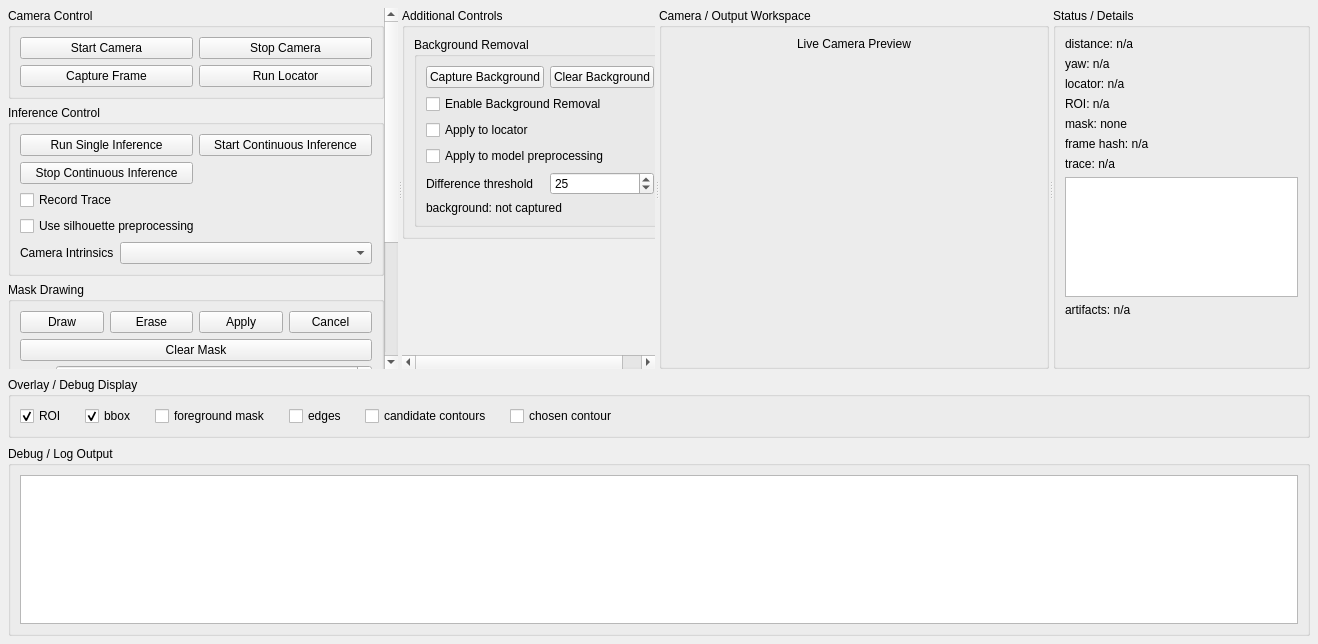
The window that 06_live-inference_v0.3/src/live_inference/gui/live_main_window.ui (MitchellQuinn/bounded-monocular-perception) describes before a commit, drawn with Qt 5.
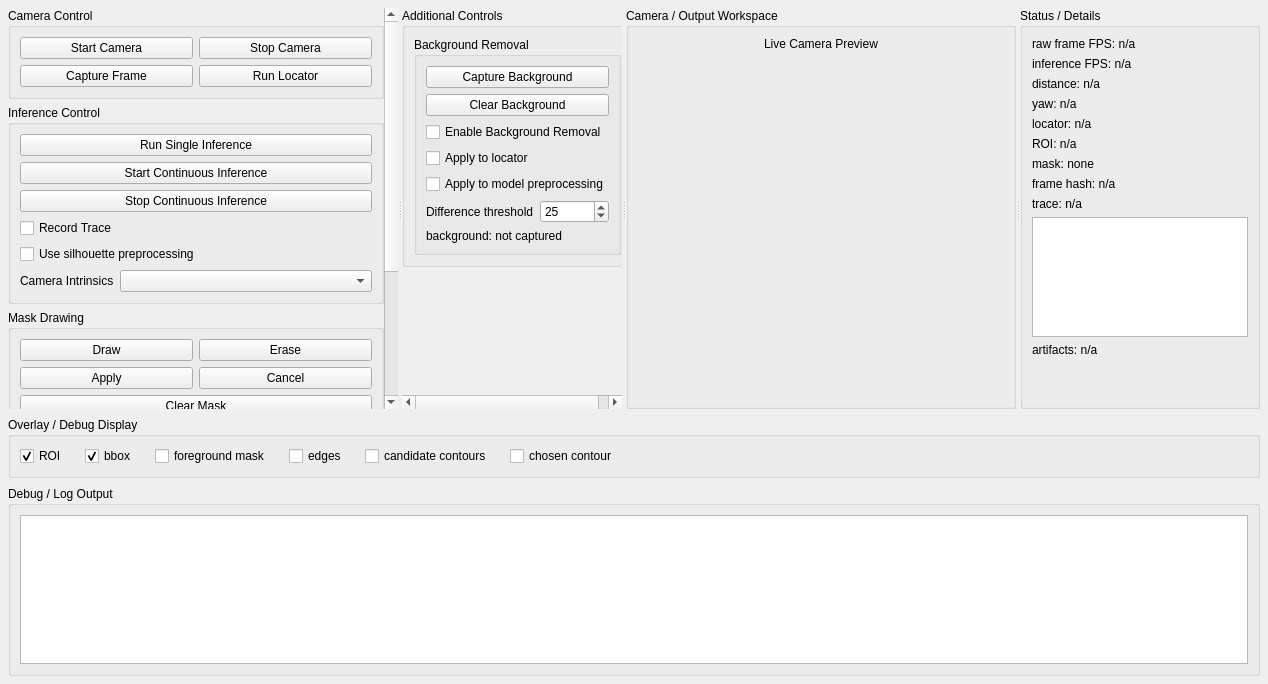
The same window after the commit. Custom widgets are drawn as their Qt base class.

Commit message: Add live inference output smoothing

```diff
--- a/06_live-inference_v0.3/src/live_inference/gui/live_main_window.ui
+++ b/06_live-inference_v0.3/src/live_inference/gui/live_main_window.ui
@@ -140,14 +140,14 @@
                </property>
               </widget>
              </item>
-             <item row="0" column="1">
+             <item row="1" column="0">
               <widget class="QPushButton" name="startContinuousButton">
                <property name="text">
                 <string>Start Continuous Inference</string>
                </property>
               </widget>
              </item>
-             <item row="1" column="0">
+             <item row="2" column="0">
               <widget class="QPushButton" name="stopContinuousButton">
                <property name="text">
                 <string>Stop Continuous Inference</string>
@@ -221,21 +221,21 @@
                </property>
               </widget>
              </item>
-             <item row="0" column="2">
+             <item row="1" column="0">
               <widget class="QPushButton" name="applyMaskButton">
                <property name="text">
                 <string>Apply</string>
                </property>
               </widget>
              </item>
-             <item row="0" column="3">
+             <item row="1" column="1">
               <widget class="QPushButton" name="cancelMaskButton">
                <property name="text">
                 <string>Cancel</string>
                </property>
               </widget>
              </item>
-             <item row="1" column="0" colspan="4">
+             <item row="2" column="0" colspan="2">
               <widget class="QPushButton" name="clearMaskButton">
                <property name="text">
                 <string>Clear Mask</string>
@@ -428,49 +428,49 @@
               <property name="verticalSpacing">
                <number>6</number>
               </property>
-              <item row="0" column="0">
+              <item row="0" column="0" colspan="2">
                <widget class="QPushButton" name="captureBackgroundButton">
                 <property name="text">
                  <string>Capture Background</string>
                 </property>
                </widget>
               </item>
-              <item row="0" column="1">
+              <item row="1" column="0" colspan="2">
                <widget class="QPushButton" name="clearBackgroundButton">
                 <property name="text">
                  <string>Clear Background</string>
                 </property>
                </widget>
               </item>
-              <item row="1" column="0" colspan="2">
+              <item row="2" column="0" colspan="2">
                <widget class="QCheckBox" name="enableBackgroundRemovalCheckBox">
                 <property name="text">
                  <string>Enable Background Removal</string>
                 </property>
                </widget>
               </item>
-              <item row="2" column="0" colspan="2">
+              <item row="3" column="0" colspan="2">
                <widget class="QCheckBox" name="applyBackgroundRemovalToLocatorCheckBox">
                 <property name="text">
                  <string>Apply to locator</string>
                 </property>
                </widget>
               </item>
-              <item row="3" column="0" colspan="2">
+              <item row="4" column="0" colspan="2">
                <widget class="QCheckBox" name="applyBackgroundRemovalToModelPreprocessingCheckBox">
                 <property name="text">
                  <string>Apply to model preprocessing</string>
                 </property>
                </widget>
               </item>
-              <item row="4" column="0">
+              <item row="5" column="0">
                <widget class="QLabel" name="backgroundThresholdLabel">
                 <property name="text">
                  <string>Difference threshold</string>
                 </property>
                </widget>
               </item>
-              <item row="4" column="1">
+              <item row="5" column="1">
                <widget class="QSpinBox" name="backgroundThresholdSpinBox">
                 <property name="maximum">
                  <number>255</number>
@@ -480,7 +480,7 @@
                 </property>
                </widget>
               </item>
-              <item row="5" column="0" colspan="2">
+              <item row="6" column="0" colspan="2">
                <widget class="QLabel" name="backgroundRemovalStatusValue">
                 <property name="text">
                  <string>background: not captured</string>
@@ -619,6 +619,20 @@
           <property name="spacing">
            <number>6</number>
           </property>
+          <item>
+           <widget class="QLabel" name="cameraFpsValue">
+            <property name="text">
+             <string>raw frame FPS: n/a</string>
+            </property>
+           </widget>
+          </item>
+          <item>
+           <widget class="QLabel" name="inferenceFpsValue">
+            <property name="text">
+             <string>inference FPS: n/a</string>
+            </property>
+           </widget>
+          </item>
           <item>
            <widget class="QLabel" name="distanceValue">
             <property name="text">
```
The commit also changes 9 other files.
